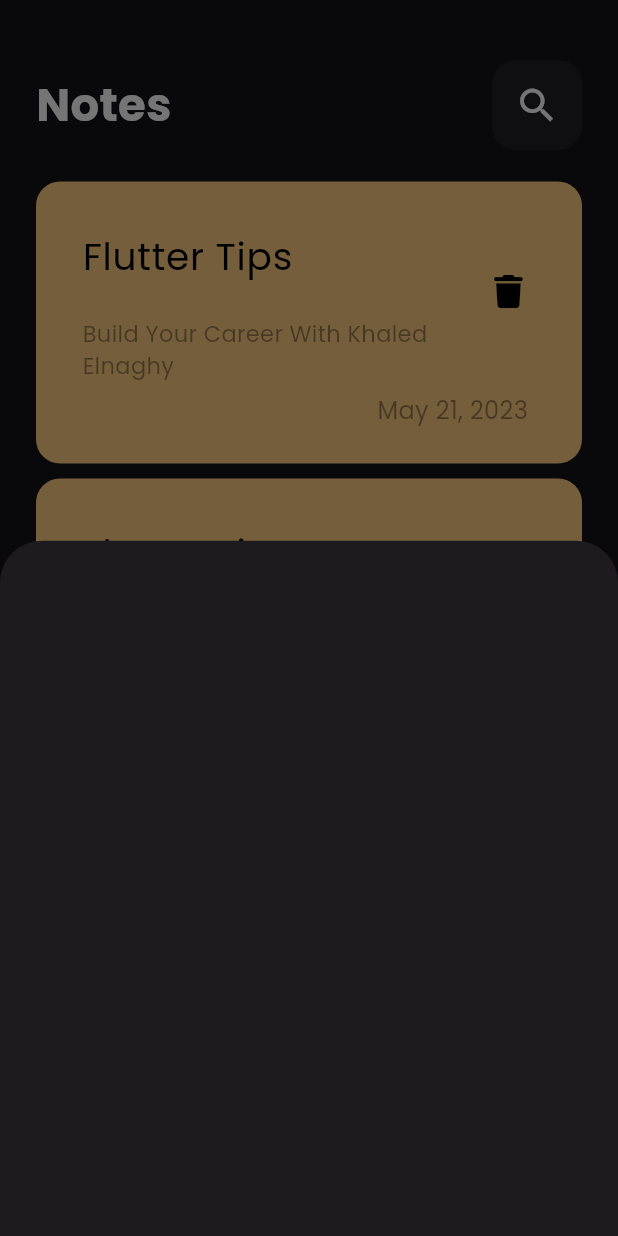
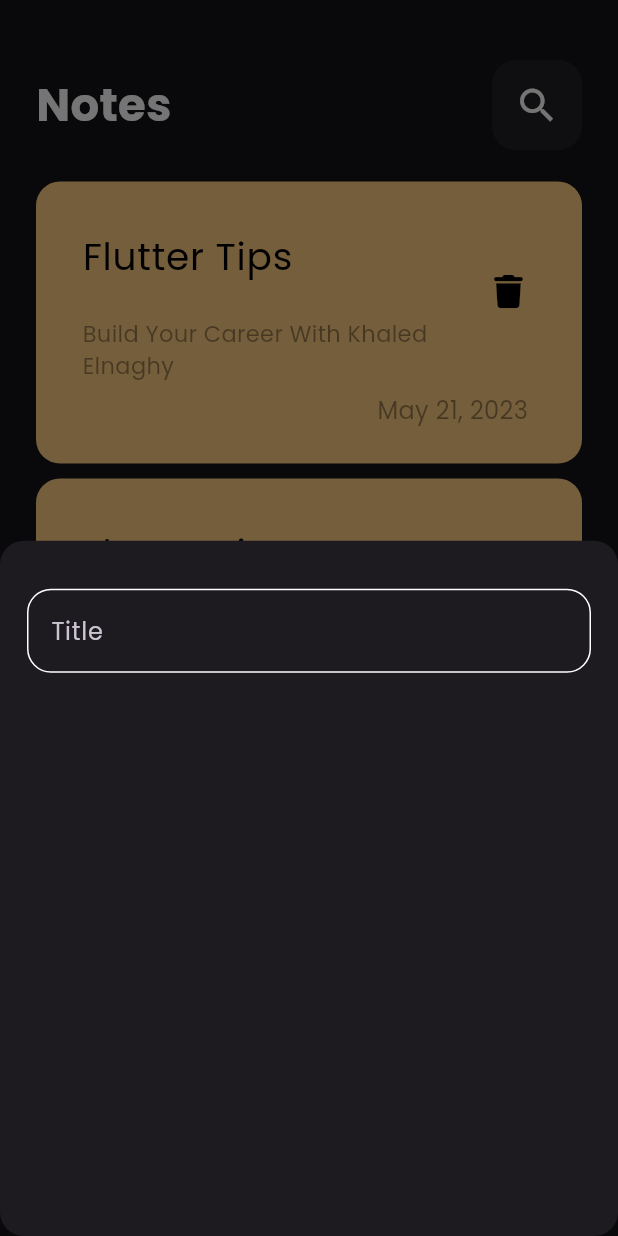
Before and after one commit to khaledelnaghy/notes_app, a Flutter app: the screen it shows after launch, after a tap on the "add" icon, on a phone screen of 412 x 824 dp. Run offline on Flutter 3.47's test engine with Material 3 defaults, Android fonts, the phone set to English and light mode, and no system bars; our stand-ins replace font_awesome_flutter.

Commit message:
create custom textField

```diff
--- /dev/null
+++ b/lib/constant.dart
@@ -0,0 +1,11 @@
+import 'package:flutter/animation.dart';
+
+const kPrimaryColor = Color(0xff62FCD7);
+const kNotesBox = 'notes_box';
+List<Color> kColors = const [
+  Color(0xffAC3931),
+  Color(0xffE5D352),
+  Color(0xffD9E76C),
+  Color(0xff537D8D),
+  Color(0xff482C3D),
+];
--- a/lib/views/notes_views.dart
+++ b/lib/views/notes_views.dart
@@ -13,6 +13,8 @@ class NotesViews extends StatelessWidget {
         shape: const CircleBorder(),
         onPressed: () {
           showModalBottomSheet(
+            shape: RoundedRectangleBorder(
+                borderRadius: BorderRadius.circular(16)),
               context: context,
               builder: (context) {
                 return const AddNoteBottomSheet();
--- a/lib/views/widgets/add_note_bottom_sheet.dart
+++ b/lib/views/widgets/add_note_bottom_sheet.dart
@@ -1,10 +1,19 @@
 import 'package:flutter/material.dart';
+import 'package:notes_app/views/widgets/custom_text_field.dart';
 
 class AddNoteBottomSheet extends StatelessWidget {
   const AddNoteBottomSheet({super.key});
 
   @override
   Widget build(BuildContext context) {
-    return Container();
+    return Padding(
+      padding: const EdgeInsets.symmetric(horizontal: 18),
+      child: Column(
+        children: [
+          SizedBox(height: 32,),
+          CustomTextField(),
+        ],
+      ),
+    );
   }
 }
--- /dev/null
+++ b/lib/views/widgets/custom_text_field.dart
@@ -0,0 +1,30 @@
+import 'package:flutter/material.dart';
+import 'package:notes_app/constant.dart';
+
+class CustomTextField extends StatelessWidget {
+  const CustomTextField({super.key});
+
+  @override
+  Widget build(BuildContext context) {
+    return TextField(
+      cursorColor:kPrimaryColor ,
+      decoration: InputDecoration(
+        hintText: 'Title',
+        // hintStyle:const TextStyle(
+        //   color: kPrimaryColor),
+        border: buildBorder(),
+        enabledBorder: buildBorder(),
+        focusedBorder: buildBorder( kPrimaryColor),
+      ),
+    );
+  }
+
+  OutlineInputBorder buildBorder([color]) {
+    return OutlineInputBorder(
+      borderRadius: BorderRadius.circular(16),
+      borderSide: BorderSide(
+        color: color ?? Colors.white,
+      ),
+    );
+  }
+}
```
